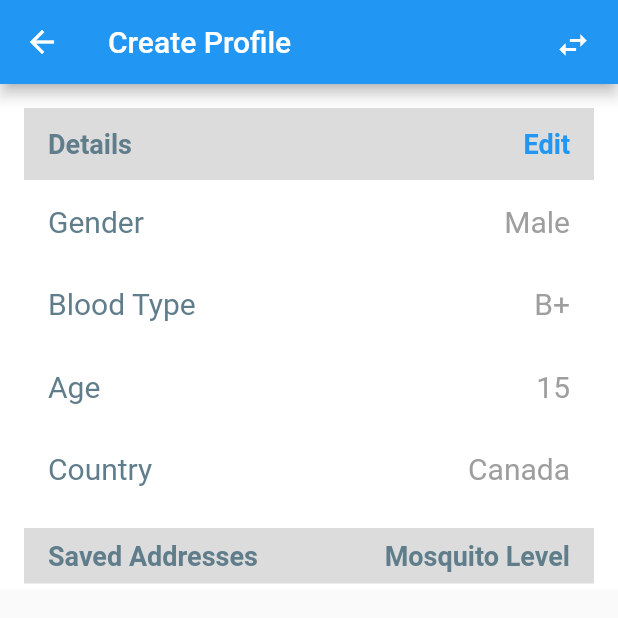
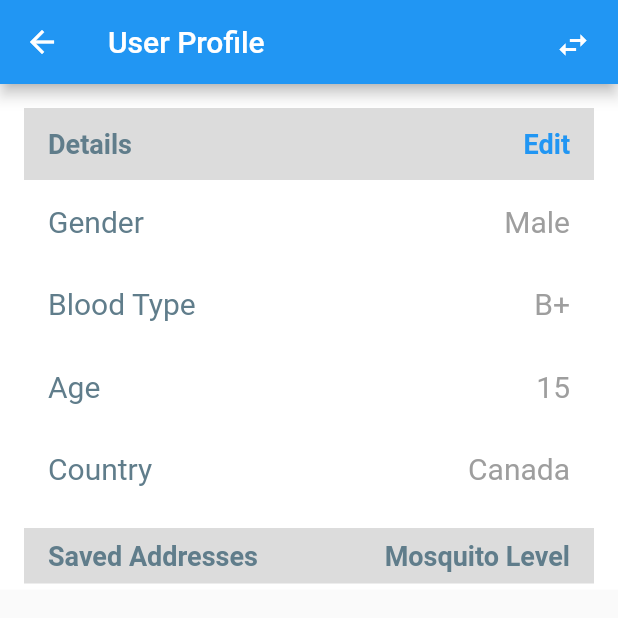
Before and after one commit to ammarkhan310/buzz-off, a Flutter app: the ProfilePage screen opened directly, on a phone screen of 412 x 824 dp, the top half of it. Run offline on Flutter 3.47's test engine with Material 2 defaults, Android fonts, the phone set to English and light mode, and no system bars; our stand-ins replace cloud_firestore, firebase_core, hexcolor, sleek_circular_slider, sqflite; accounts and stored records are empty.

Commit message:
Updated App Bar Title Headers

```diff
--- a/app/lib/profile/view/create_edit_address.dart
+++ b/app/lib/profile/view/create_edit_address.dart
@@ -50,7 +50,9 @@ class _CreateEditAddressState extends State<CreateEditAddress> {
 
     return Scaffold(
       appBar: AppBar(
-        title: Text('Create/Edit Address'),
+        title: Text(
+          this.widget.data != null ? 'Edit Address' : 'Create Address',
+        ),
         actions: [
           Row(
             children: <Widget>[
--- a/app/lib/profile/view/create_edit_profile.dart
+++ b/app/lib/profile/view/create_edit_profile.dart
@@ -50,7 +50,9 @@ class _CreateEditProfileState extends State<CreateEditProfile> {
 
     return Scaffold(
       appBar: AppBar(
-        title: Text('Create Profile'),
+        title: Text(
+          this.widget.data != null ? 'Edit Profile' : 'Create Profile',
+        ),
         actions: [
           Row(
             children: <Widget>[
--- a/app/lib/profile/view/profile_page.dart
+++ b/app/lib/profile/view/profile_page.dart
@@ -17,7 +17,7 @@ class _ProfilePageState extends State<ProfilePage> {
   Widget build(BuildContext context) {
     return Scaffold(
       appBar: AppBar(
-        title: Text('Create Profile'),
+        title: Text('User Profile'),
         actions: [
           Row(
             children: <Widget>[
```
